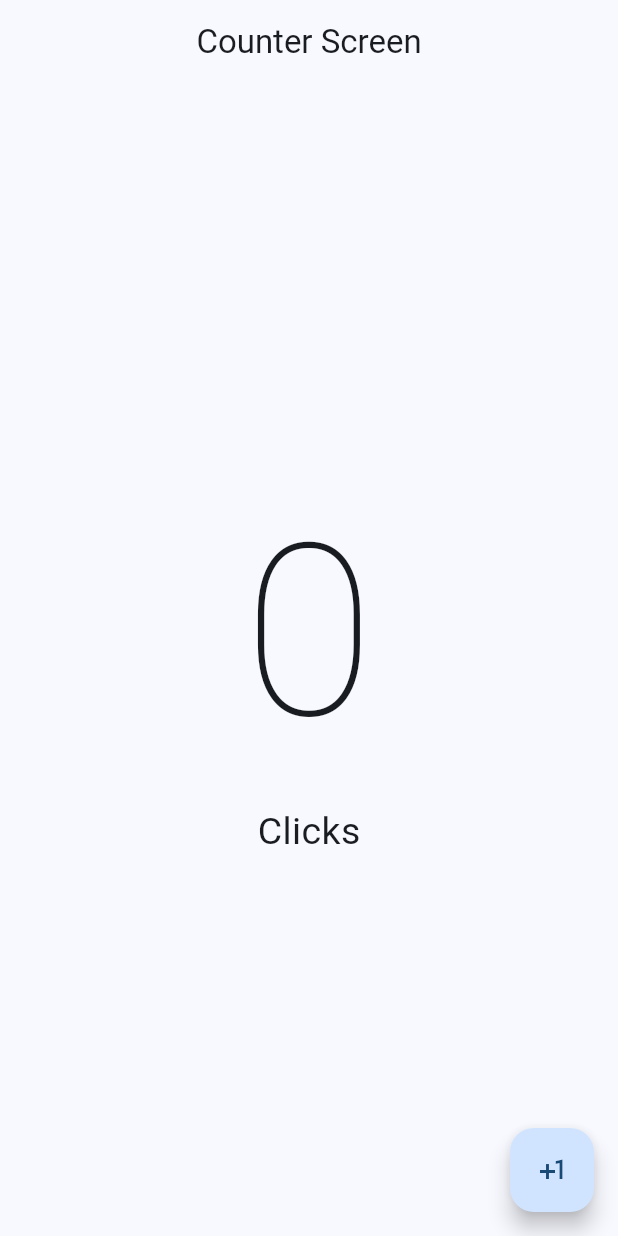
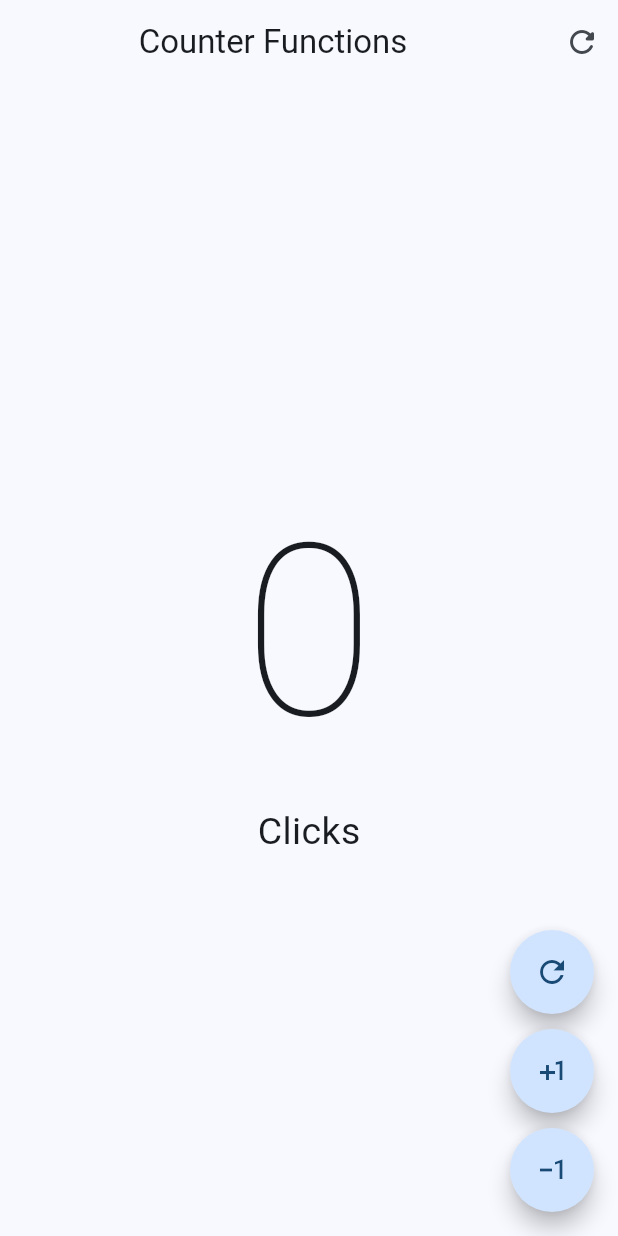
Before and after one commit to Kanicbay/Flutter-Learning, a Flutter app: the screen it shows after launch, on a phone screen of 412 x 824 dp. Run offline on Flutter 3.47's test engine with Material 3 defaults, Android fonts, the phone set to English and light mode, and no system bars.

Commit message:
feat(Flutter hello_world_app): actions and many Floating Action Buttons
Use actions for reaload clicks to zero and use columns for multiple Floating Actions Buttons, introducing problem of using same widget with many implementations

Brian Coyago

```diff
--- a/Flutter/hello_world_app/lib/main.dart
+++ b/Flutter/hello_world_app/lib/main.dart
@@ -1,5 +1,5 @@
 import 'package:flutter/material.dart';
-import 'package:hello_world_app/presentation/screens/counter_screen.dart';
+import 'package:hello_world_app/presentation/screens/counter_functions_screens.dart';
 
 void main() {
   runApp(const MyApp());
@@ -14,7 +14,7 @@ class MyApp extends StatelessWidget {
       // Remove debug tag
       debugShowCheckedModeBanner: false,
       theme: ThemeData(colorSchemeSeed: Colors.blue),
-      home: const CounterScreen(),
+      home: const CounterFunctionsScreen(),
     );
   }
 }
--- /dev/null
+++ b/Flutter/hello_world_app/lib/presentation/screens/counter_functions_screens.dart
@@ -0,0 +1,83 @@
+import 'package:flutter/material.dart';
+
+class CounterFunctionsScreen extends StatefulWidget {
+  const CounterFunctionsScreen({super.key});
+
+  @override
+  State<CounterFunctionsScreen> createState() => _CounterFunctionsScreenState();
+}
+
+class _CounterFunctionsScreenState extends State<CounterFunctionsScreen> {
+  int clickCounter = 0;
+
+  @override
+  Widget build(BuildContext context) {
+    return Scaffold(
+      appBar: AppBar(
+        title: const Center(child: Text('Counter Functions')),
+        actions: [
+          IconButton(
+            onPressed: () {
+              setState(() {
+                clickCounter = 0;
+              });
+            },
+            icon: const Icon(Icons.refresh_rounded),
+          ),
+        ],
+      ),
+      body: Center(
+        child: Column(
+          mainAxisAlignment: MainAxisAlignment.center,
+          children: [
+            Text(
+              '$clickCounter',
+              style: const TextStyle(
+                fontSize: 160,
+                fontWeight: FontWeight.w100,
+              ),
+            ),
+            Text(
+              'Click${clickCounter == 1 ? '' : 's'}',
+              style: const TextStyle(fontSize: 25),
+            ),
+          ],
+        ),
+      ),
+      floatingActionButton: Column(
+        mainAxisAlignment: MainAxisAlignment.end,
+        children: [
+          FloatingActionButton(
+            shape: const StadiumBorder(),
+            onPressed: () {
+              setState(() {
+                clickCounter = 0;
+              });
+            },
+            child: const Icon(Icons.refresh_outlined),
+          ),
+          const SizedBox(height: 10),
+          FloatingActionButton(
+            shape: const StadiumBorder(),
+            onPressed: () {
+              setState(() {
+                clickCounter++;
+              });
+            },
+            child: const Icon(Icons.plus_one),
+          ),
+          const SizedBox(height: 10),
+          FloatingActionButton(
+            shape: const StadiumBorder(),
+            onPressed: () {
+              setState(() {
+                clickCounter--;
+              });
+            },
+            child: const Icon(Icons.exposure_minus_1_outlined),
+          ),
+        ],
+      ),
+    );
+  }
+}
```
